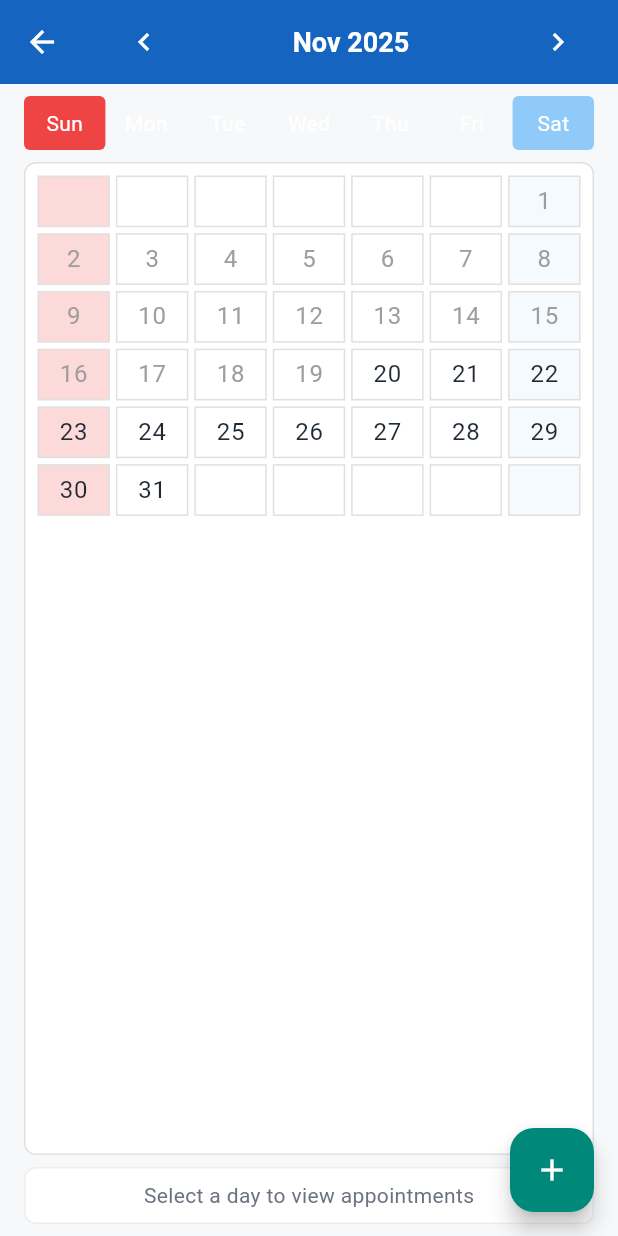
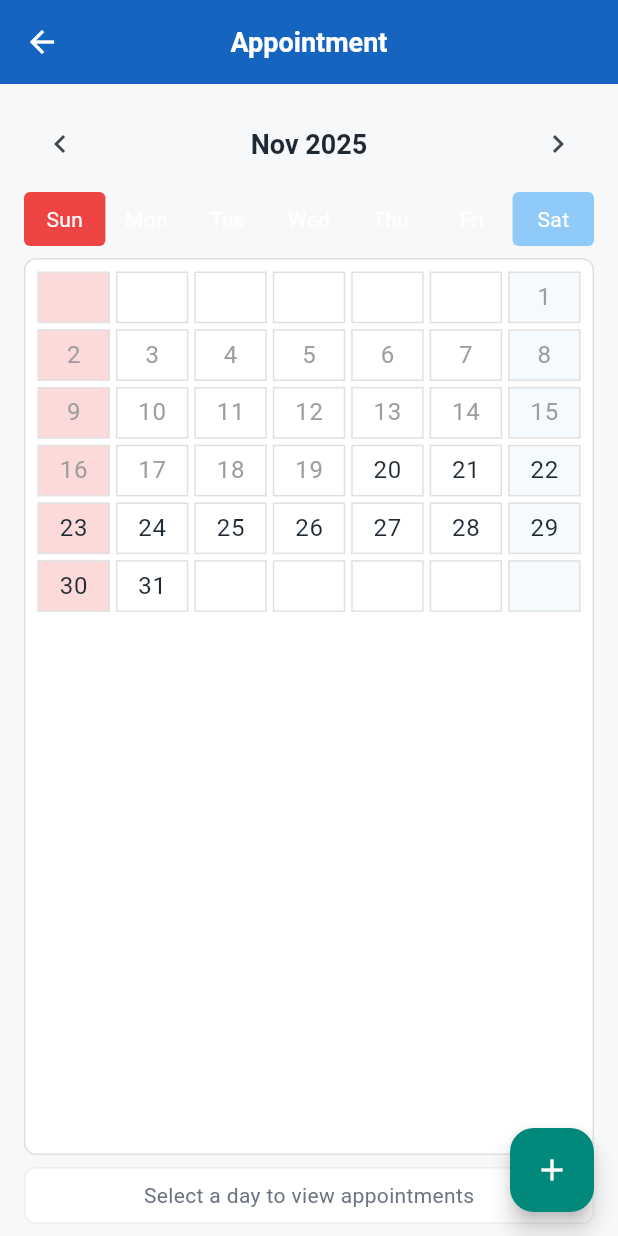
Before and after one commit to SaiKyawZinHtoo/customer_appoinment_system, a Flutter app: the AppoinmentScreen screen opened directly, on a phone screen of 412 x 824 dp. Run offline on Flutter 3.47's test engine with Material 3 defaults, Android fonts, the phone set to English and light mode, and no system bars; our stand-ins replace image_picker.

Commit message:
Refactor AppBar title and move month navigation for improved UX

```diff
--- a/lib/screen/appoinment/appoinment_screen.dart
+++ b/lib/screen/appoinment/appoinment_screen.dart
@@ -81,11 +81,22 @@ class _AppoinmentScreenState extends State<AppoinmentScreen> {
             return const SizedBox.shrink();
           },
         ),
-        title: Row(
-          mainAxisSize: MainAxisSize.max,
-          crossAxisAlignment: CrossAxisAlignment.center,
+        // Keep AppBar simple: show a short title only to avoid overflow.
+        title: const Text('Appointment'),
+        centerTitle: true,
+        elevation: 0,
+      ),
+      body: SafeArea(
+        child: Padding(
+          padding: const EdgeInsets.symmetric(horizontal: 16, vertical: 8),
+          child: Column(
             children: [
-            // Prev month button to the left of title (inside title area)
+              // Month navigator (moved below AppBar for a cleaner AppBar UX)
+              Padding(
+                padding: const EdgeInsets.symmetric(vertical: 8.0),
+                child: Row(
+                  children: [
+                    // Prev month button
                     IconButton(
                       tooltip: 'Previous month',
                       icon: const Icon(Icons.chevron_left),
@@ -110,10 +121,11 @@ class _AppoinmentScreenState extends State<AppoinmentScreen> {
                       child: Center(
                         child: Text(
                           '${_monthNames[_displayMonth.month - 1]} ${_displayMonth.year}',
+                          style: theme.textTheme.titleLarge,
                         ),
                       ),
                     ),
-            // Next month button to the right
+                    // Next month button
                     IconButton(
                       tooltip: 'Next month',
                       icon: const Icon(Icons.chevron_right),
@@ -136,14 +148,7 @@ class _AppoinmentScreenState extends State<AppoinmentScreen> {
                     ),
                   ],
                 ),
-        centerTitle: true,
-        elevation: 0,
               ),
-      body: SafeArea(
-        child: Padding(
-          padding: const EdgeInsets.symmetric(horizontal: 16, vertical: 8),
-          child: Column(
-            children: [
               // Weekday header
               _WeekdayHeader(isDark: isDark, theme: theme),
               const SizedBox(height: 8),
```
Lines whose indentation alone changed are shown as unchanged.
